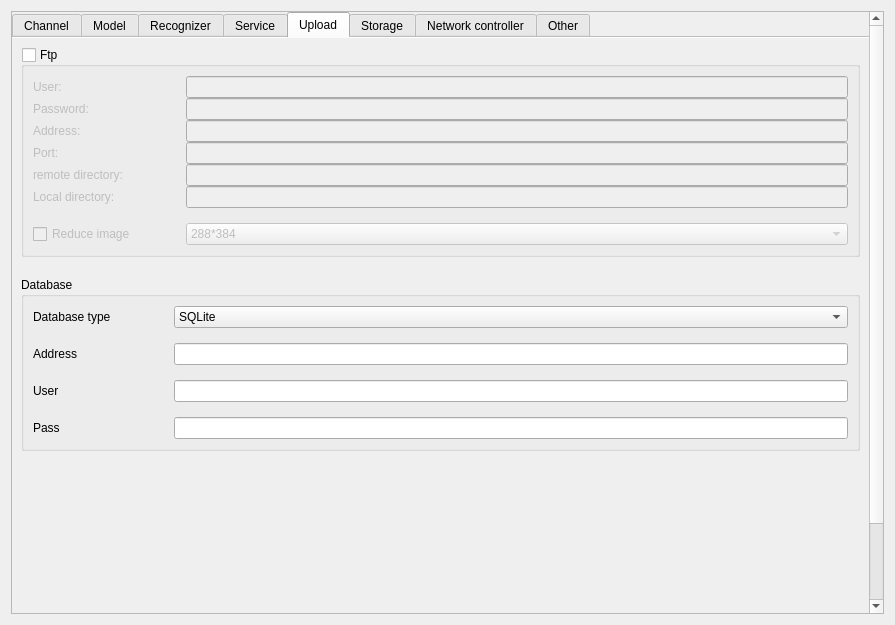
First picture: the form in Main/Setting/system_setting_form.ui, repository 519984307/Container_Multiple_Channels_20200522, before the edit.
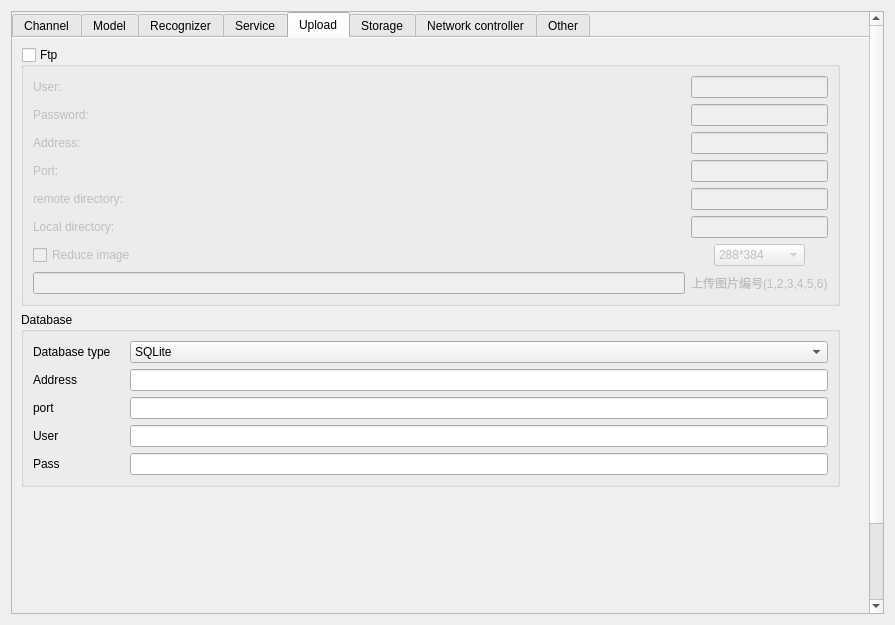
Second picture: the form after the edit. The open tabs and pages were chosen to show the change.

The edit to the form file:
```diff
--- a/Main/Setting/system_setting_form.ui
+++ b/Main/Setting/system_setting_form.ui
@@ -16,7 +16,7 @@
   <property name="windowTitle">
    <string>Form</string>
   </property>
-  <layout class="QGridLayout" name="gridLayout_3">
+  <layout class="QGridLayout" name="gridLayout_9">
    <item row="0" column="0">
     <widget class="QScrollArea" name="scrollArea">
      <property name="widgetResizable">
@@ -1183,13 +1183,7 @@
           <attribute name="title">
            <string>Upload</string>
           </attribute>
-          <layout class="QGridLayout" name="gridLayout_9">
-           <property name="horizontalSpacing">
-            <number>50</number>
-           </property>
-           <property name="verticalSpacing">
-            <number>20</number>
-           </property>
+          <layout class="QGridLayout" name="gridLayout_8">
            <item row="0" column="0">
             <widget class="QGroupBox" name="Ftp">
              <property name="toolTip">
@@ -1210,14 +1204,35 @@
              <property name="checked">
               <bool>false</bool>
              </property>
-             <layout class="QGridLayout" name="gridLayout_5" columnstretch="0,0">
-              <property name="horizontalSpacing">
-               <number>50</number>
-              </property>
-              <property name="verticalSpacing">
-               <number>15</number>
-              </property>
-              <item row="0" column="1">
+             <layout class="QGridLayout" name="gridLayout_3">
+              <item row="1" column="2">
+               <widget class="QComboBox" name="comboBox">
+                <property name="enabled">
+                 <bool>false</bool>
+                </property>
+                <item>
+                 <property name="text">
+                  <string>288*384</string>
+                 </property>
+                </item>
+                <item>
+                 <property name="text">
+                  <string>576*768</string>
+                 </property>
+                </item>
+                <item>
+                 <property name="text">
+                  <string>1024*768</string>
+                 </property>
+                </item>
+                <item>
+                 <property name="text">
+                  <string>1920*1080</string>
+                 </property>
+                </item>
+               </widget>
+              </item>
+              <item row="0" column="1" colspan="3">
                <layout class="QVBoxLayout" name="verticalLayout_2">
                 <item>
                  <widget class="QLineEdit" name="FtpUser">
@@ -1243,10 +1258,10 @@
                 </item>
                </layout>
               </item>
-              <item row="1" column="0">
-               <widget class="QCheckBox" name="ReduceImage">
+              <item row="2" column="1" colspan="3">
+               <widget class="QLabel" name="label_10">
                 <property name="text">
-                 <string>Reduce image</string>
+                 <string>上传图片编号(1,2,3,4,5,6)</string>
                 </property>
                </widget>
               </item>
@@ -1296,36 +1311,32 @@
                 </item>
                </layout>
               </item>
-              <item row="1" column="1">
-               <widget class="QComboBox" name="comboBox">
-                <property name="enabled">
-                 <bool>false</bool>
+              <item row="2" column="0">
+               <widget class="QLineEdit" name="upload_images_lineEdit"/>
+              </item>
+              <item row="1" column="0">
+               <widget class="QCheckBox" name="ReduceImage">
+                <property name="text">
+                 <string>Reduce image</string>
                 </property>
-                <item>
-                 <property name="text">
-                  <string>288*384</string>
-                 </property>
-                </item>
-                <item>
-                 <property name="text">
-                  <string>576*768</string>
-                 </property>
-                </item>
-                <item>
-                 <property name="text">
-                  <string>1024*768</string>
-                 </property>
-                </item>
-                <item>
-                 <property name="text">
-                  <string>1920*1080</string>
-                 </property>
-                </item>
                </widget>
               </item>
              </layout>
             </widget>
            </item>
+           <item row="2" column="1">
+            <spacer name="verticalSpacer_5">
+             <property name="orientation">
+              <enum>Qt::Vertical</enum>
+             </property>
+             <property name="sizeHint" stdset="0">
+              <size>
+               <width>20</width>
+               <height>40</height>
+              </size>
+             </property>
+            </spacer>
+           </item>
            <item row="1" column="0">
             <widget class="QGroupBox" name="groupBox_15">
              <property name="toolTip">
@@ -1337,42 +1348,21 @@
              <property name="title">
               <string>Database</string>
              </property>
-             <layout class="QGridLayout" name="gridLayout_8" columnstretch="0,0,1">
-              <property name="horizontalSpacing">
-               <number>50</number>
-              </property>
-              <property name="verticalSpacing">
-               <number>15</number>
-              </property>
-              <item row="0" column="0">
-               <widget class="QLabel" name="label_20">
-                <property name="text">
-                 <string>Database type    </string>
-                </property>
-               </widget>
-              </item>
-              <item row="1" column="0">
-               <widget class="QLabel" name="label_21">
-                <property name="text">
-                 <string>Address</string>
-                </property>
-               </widget>
+             <layout class="QGridLayout" name="gridLayout_5">
+              <item row="2" column="1">
+               <widget class="QLineEdit" name="lineEdit"/>
               </item>
               <item row="2" column="0">
-               <widget class="QLabel" name="label_22">
+               <widget class="QLabel" name="label_4">
                 <property name="text">
-                 <string>User</string>
+                 <string>port</string>
                 </property>
                </widget>
               </item>
-              <item row="3" column="0">
-               <widget class="QLabel" name="label_23">
-                <property name="text">
-                 <string>Pass</string>
-                </property>
-               </widget>
+              <item row="3" column="1">
+               <widget class="QLineEdit" name="database_User_lineEdit"/>
               </item>
-              <item row="0" column="1" colspan="2">
+              <item row="0" column="1">
                <widget class="QComboBox" name="database_Type_comboBox">
                 <property name="whatsThis">
                  <string/>
@@ -1389,31 +1379,43 @@
                 </item>
                </widget>
               </item>
-              <item row="1" column="1" colspan="2">
-               <widget class="QLineEdit" name="database_Addr_lineEdit"/>
+              <item row="4" column="0">
+               <widget class="QLabel" name="label_23">
+                <property name="text">
+                 <string>Pass</string>
+                </property>
+               </widget>
               </item>
-              <item row="2" column="1" colspan="2">
-               <widget class="QLineEdit" name="database_User_lineEdit"/>
+              <item row="1" column="0">
+               <widget class="QLabel" name="label_21">
+                <property name="text">
+                 <string>Address</string>
+                </property>
+               </widget>
               </item>
-              <item row="3" column="1" colspan="2">
+              <item row="3" column="0">
+               <widget class="QLabel" name="label_22">
+                <property name="text">
+                 <string>User</string>
+                </property>
+               </widget>
+              </item>
+              <item row="4" column="1">
                <widget class="QLineEdit" name="database_Pass_lineEdit"/>
               </item>
+              <item row="0" column="0">
+               <widget class="QLabel" name="label_20">
+                <property name="text">
+                 <string>Database type    </string>
+                </property>
+               </widget>
+              </item>
+              <item row="1" column="1">
+               <widget class="QLineEdit" name="database_Addr_lineEdit"/>
+              </item>
              </layout>
             </widget>
            </item>
-           <item row="2" column="0">
-            <spacer name="verticalSpacer_5">
-             <property name="orientation">
-              <enum>Qt::Vertical</enum>
-             </property>
-             <property name="sizeHint" stdset="0">
-              <size>
-               <width>20</width>
-               <height>40</height>
-              </size>
-             </property>
-            </spacer>
-           </item>
           </layout>
          </widget>
          <widget class="QWidget" name="Storage">
```
Left out of the diff: 10 changed lines with no effect on the pictures.
